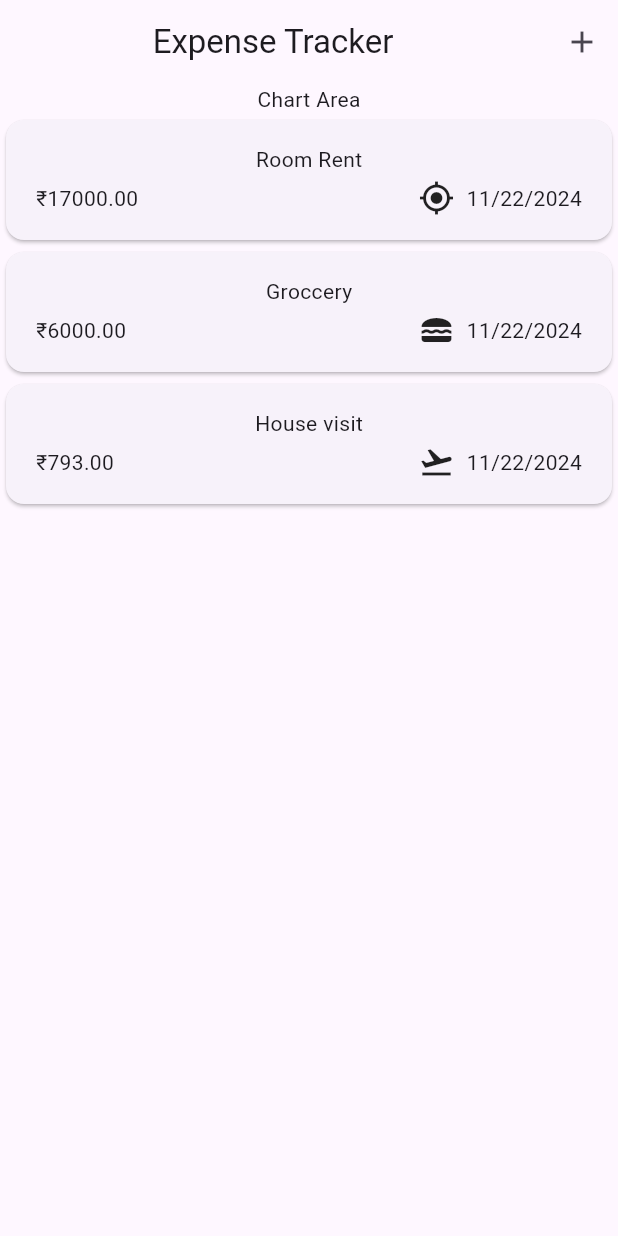
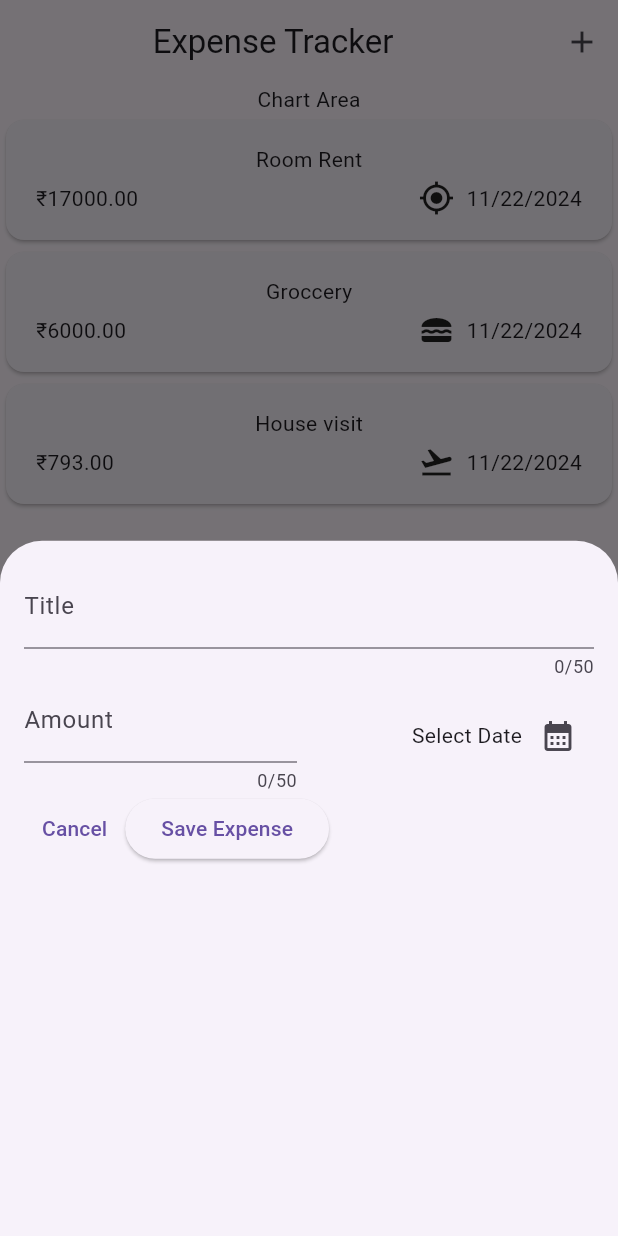
Before and after one commit to pravgcet/flutter_expence_tracker, a Flutter app: the screen it shows after launch, after a tap on the "add" icon, on a phone screen of 412 x 824 dp. Run offline on Flutter 3.47's test engine with Material 3 defaults, Android fonts, the phone set to English and light mode, and no system bars.

Commit message:
Add new expense modal

```diff
--- a/lib/expenses.dart
+++ b/lib/expenses.dart
@@ -1,6 +1,7 @@
 import 'package:flutter/material.dart';
 import 'package:flutter_expence_tracker/models/expense.dart';
 import 'package:flutter_expence_tracker/widgets/expences_list/expense_list.dart';
+import 'package:flutter_expence_tracker/widgets/new_expense.dart';
 
 class Expenses extends StatefulWidget {
   const Expenses({super.key});
@@ -12,6 +13,7 @@ class Expenses extends StatefulWidget {
 }
 
 class _ExpensesState extends State<Expenses> {
+
   final List<Expense> _registeredExpenses = [
     Expense(
       title: "Room Rent",
@@ -33,6 +35,11 @@ class _ExpensesState extends State<Expenses> {
     )
   ];
 
+  void _addExpense() {
+    showModalBottomSheet(
+        context: context, builder: (ctx) => const NewExpense());
+  }
+
   @override
   Widget build(BuildContext context) {
     return Scaffold(
@@ -40,7 +47,7 @@ class _ExpensesState extends State<Expenses> {
         title: Center(child: Text('Expense Tracker')),
         actions: [
           IconButton(
-            onPressed: () {},
+            onPressed: _addExpense,
             icon: Icon(Icons.add),
           )
         ],
--- /dev/null
+++ b/lib/widgets/new_expense.dart
@@ -0,0 +1,77 @@
+import 'package:flutter/material.dart';
+
+class NewExpense extends StatefulWidget {
+  const NewExpense({super.key});
+
+  @override
+  State<StatefulWidget> createState() {
+    return _NewExpenseState();
+  }
+}
+
+class _NewExpenseState extends State<NewExpense> {
+  final _titleController = TextEditingController();
+  final _amountController = TextEditingController();
+
+  @override
+  void dispose() {
+    _titleController.dispose();
+    _amountController.dispose();
+    super.dispose();
+  }
+
+  void _presentDatePicker() {
+    final now = DateTime.now();
+    final firstDate = DateTime(now.year - 1, now.month, now.day);
+    showDatePicker(context: context, firstDate: firstDate, lastDate: now);
+  }
+
+  @override
+  Widget build(BuildContext context) {
+    return Padding(
+      padding: EdgeInsets.all(16),
+      child: Column(
+        children: [
+          TextField(
+            controller: _titleController,
+            maxLength: 50,
+            decoration: InputDecoration(label: Text('Title')),
+          ),
+          Row(children: [
+            Expanded(
+              child: TextField(
+                controller: _amountController,
+                keyboardType: TextInputType.number,
+                maxLength: 50,
+                decoration: InputDecoration(
+                    prefixText: '\u{20B9}', label: Text('Amount')),
+              ),
+            ),
+            const SizedBox(width: 16),
+            Expanded(
+                child: Row(
+              mainAxisAlignment: MainAxisAlignment.end,
+              crossAxisAlignment: CrossAxisAlignment.center,
+              children: [
+                Text('Select Date'),
+                IconButton(
+                    onPressed: _presentDatePicker,
+                    icon: Icon(Icons.calendar_month))
+              ],
+            ))
+          ]),
+          Row(
+            children: [
+              TextButton(
+                  onPressed: () {
+                    Navigator.pop(context);
+                  },
+                  child: Text('Cancel')),
+              ElevatedButton(onPressed: () {}, child: Text('Save Expense'))
+            ],
+          )
+        ],
+      ),
+    );
+  }
+}
```
